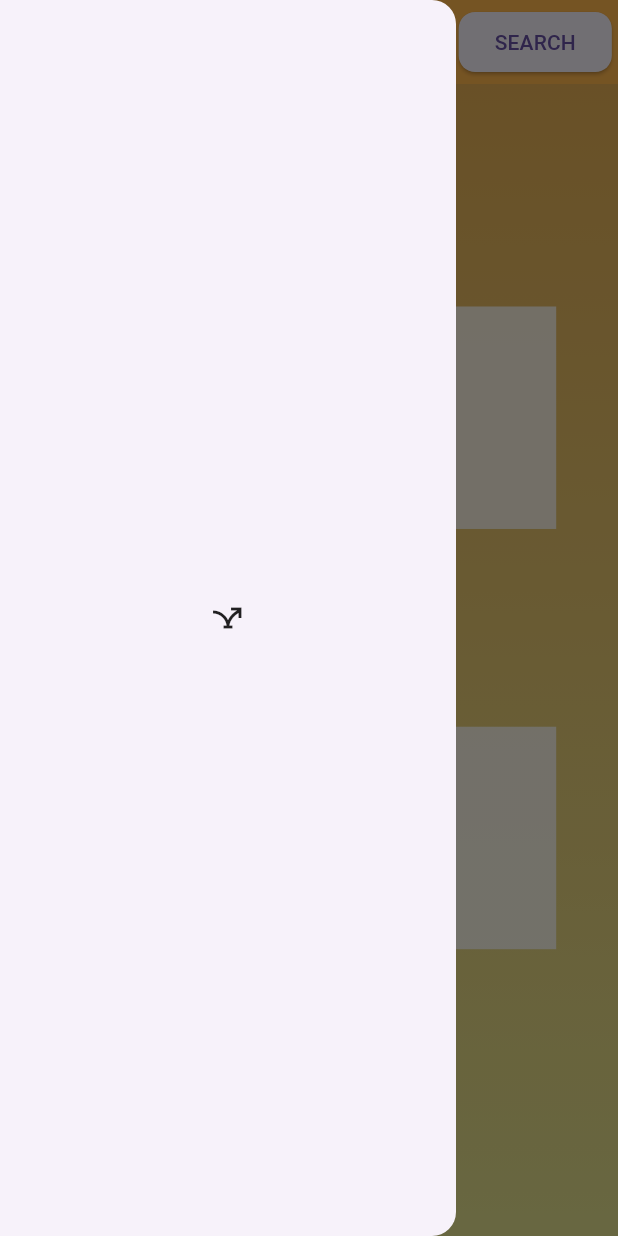
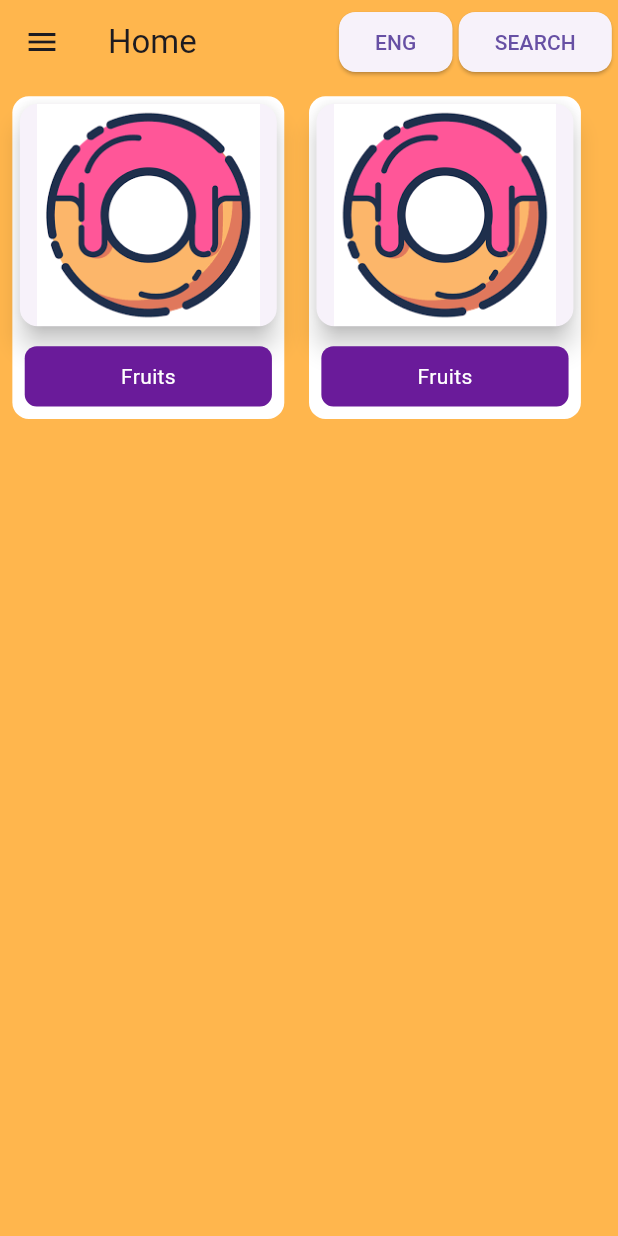
Before and after one commit to shayansaeed123/picture_dictionary, a Flutter app: the HomePage screen opened directly, in the side drawer, after a tap on the "menu" icon, on a phone screen of 412 x 824 dp. Run offline on Flutter 3.47's test engine with Material 3 defaults, Android fonts, the phone set to English and light mode, and no system bars; our stand-ins replace device_preview.

Commit message:
home
home

```diff
--- a/lib/main.dart
+++ b/lib/main.dart
@@ -4,11 +4,11 @@ import 'package:picture_dictionary/splash.dart';
 
 void main() {
   runApp(
-    // DevicePreview(
-    // enabled: true,
-    // builder: (context) =>
+    DevicePreview(
+    enabled: true,
+    builder: (context) =>
     MyApp(), // Wrap your app
-  // ),
+  ),
   );
 }
 
--- a/lib/view/dashboard/home.dart
+++ b/lib/view/dashboard/home.dart
@@ -1,7 +1,10 @@
 
 
+import 'package:flutter/cupertino.dart';
 import 'package:flutter/material.dart';
+import 'package:flutter/widgets.dart';
 import 'package:picture_dictionary/res/reusablehomebtn.dart';
+import 'package:picture_dictionary/widget/sidebar.dart';
 
 class HomePage extends StatefulWidget {
   const HomePage({super.key});
@@ -11,17 +14,19 @@ class HomePage extends StatefulWidget {
 }
 
 class _HomePageState extends State<HomePage> {
+  final GlobalKey<ScaffoldState> _scaffoldKey = GlobalKey<ScaffoldState>();
   @override
   Widget build(BuildContext context) {
     return Scaffold(
-
+      key: _scaffoldKey,
+      backgroundColor: Color(0xFFffb64d),
       appBar: AppBar(
         backgroundColor: Color(0xFFffb64d),
         title: Text('Home'),
         leading: IconButton(
           icon: Icon(Icons.menu),
           onPressed: () {
-            Scaffold.of(context).openDrawer();
+            _scaffoldKey.currentState!.openDrawer();
           },
         ),
         automaticallyImplyLeading: false,
@@ -32,95 +37,151 @@ class _HomePageState extends State<HomePage> {
           SizedBox(width: MediaQuery.of(context).size.width * .01,),
         ],
         ),
-        drawer: Drawer(child: Icon(Icons.airline_stops_outlined)),
-      body: Container(
-        decoration: BoxDecoration(
-            gradient: LinearGradient(
-              begin: Alignment.topCenter,
-              end: Alignment.bottomCenter,
-              colors: [
-                // eb8815 f5d12d
-                Color(0xFFe5af55),
-                Color(0xFFe3e18e),
-              ],
-            ),
-          ),
-        child: Stack(
+        drawer: SideBar(),
+      body: Row(
         children: [
-          // Background image
-          // Positioned.fill(
-          //   child: Image.asset(
-          //     'assets/splash.png',
-          //     fit: BoxFit.cover,
-          //   ),
-          // ),
-          // Content
-          Positioned(
-            top: MediaQuery.of(context).size.height * 0.18,
-            left: MediaQuery.of(context).size.width * 0.1,
-            right: MediaQuery.of(context).size.width * 0.1,
-            child: Container(
-              height: MediaQuery.of(context).size.height * 0.18,
-              color: Colors.white.withOpacity(0.8),
-              padding: EdgeInsets.all(16.0),
+          Padding(
+            padding:  EdgeInsets.all(MediaQuery.of(context).size.height * .01),
+            child:
+            Container(
+              width: MediaQuery.of(context).size.width * .44,
+              height: MediaQuery.of(context).size.height * .261,
+              decoration: BoxDecoration(color: Colors.white,borderRadius: BorderRadius.circular(11),),
               child: Column(
-                crossAxisAlignment: CrossAxisAlignment.center,
-                mainAxisAlignment: MainAxisAlignment.end,
+                mainAxisAlignment: MainAxisAlignment.spaceBetween,
                 children: [
-                  Text(
-                    'LEARN',
-                    style: TextStyle(color: Color(0xFFb1282e), fontSize: 24.0, fontWeight: FontWeight.bold),
+                  Card(
+                    margin: EdgeInsets.all(5),
+                    child: Image.asset('assets/log.png',height: MediaQuery.of(context).size.height * .18,width: double.infinity,),
+                    elevation: 7,
                   ),
-                  SizedBox(height: 16.0),
-                  // Text(
-                  //   'This is a responsive design example using Stack and Positioned widgets.',
-                  //   style: TextStyle(fontSize: 16.0),
-                  // ),
+                  Expanded(
+                    child: Container(
+                      width: double.infinity,
+                      // height: MediaQuery.of(context).size.height*0.05,
+                      margin: EdgeInsets.all(MediaQuery.of(context).size.height * .01),
+                      // padding: EdgeInsets.all(10),
+                      decoration: BoxDecoration(color: Colors.purple.shade800,borderRadius: BorderRadius.circular(8.0)),
+                      child: Center(child: Text('Fruits',style: TextStyle(color: Colors.white),)),
+
+                    ),
+                  )
                 ],
               ),
             ),
           ),
-          Positioned(
-            top: MediaQuery.of(context).size.height * 0.12,
-            left: MediaQuery.of(context).size.width * 0.1,
-            right: MediaQuery.of(context).size.width * 0.1,
-            child: CircleAvatar(backgroundColor: Colors.cyan,radius: MediaQuery.of(context).size.height * 0.065,child: Icon(Icons.book_outlined,size: 40,),)
-            ),
-            // Content
-          Positioned(
-            top: MediaQuery.of(context).size.height * 0.52,
-            left: MediaQuery.of(context).size.width * 0.1,
-            right: MediaQuery.of(context).size.width * 0.1,
+          Padding(
+            padding: EdgeInsets.all(MediaQuery.of(context).size.height * .01),
             child: Container(
-              height: MediaQuery.of(context).size.height * 0.18,
-              color: Colors.white.withOpacity(0.8),
-              padding: EdgeInsets.all(16.0),
+              width: MediaQuery.of(context).size.width * .44,
+              height: MediaQuery.of(context).size.height * .261,
+              decoration: BoxDecoration(color: Colors.white,borderRadius: BorderRadius.circular(11),),
               child: Column(
-                crossAxisAlignment: CrossAxisAlignment.center,
-                mainAxisAlignment: MainAxisAlignment.end,
+                mainAxisAlignment: MainAxisAlignment.spaceBetween,
                 children: [
-                  Text(
-                    'PLAY GAME',
-                    style: TextStyle(color: Color(0xFFb1282e), fontSize: 24.0, fontWeight: FontWeight.bold),
+                  Card(
+                    margin: EdgeInsets.all(5),
+                    child: Image.asset('assets/log.png',height: MediaQuery.of(context).size.height * .18,width: double.infinity,),
+                    elevation: 7,
                   ),
-                  SizedBox(height: 16.0),
-                  // Text(
-                  //   'This is a responsive design example using Stack and Positioned widgets.',
-                  //   style: TextStyle(fontSize: 16.0),
-                  // ),
+                  Expanded(
+                    child: Container(
+                      width: double.infinity,
+                      // height: MediaQuery.of(context).size.height*0.05,
+                      margin: EdgeInsets.all(MediaQuery.of(context).size.height * .01),
+                      // padding: EdgeInsets.all(MediaQuery.of(context).size.height * .02),
+                      decoration: BoxDecoration(color: Colors.purple.shade800,borderRadius: BorderRadius.circular(8.0)),
+                      child: Center(child: Text('Fruits',style: TextStyle(color: Colors.white),)),
+
+                    ),
+                  )
                 ],
               ),
             ),
           ),
-          Positioned(
-            top: MediaQuery.of(context).size.height * 0.46,
-            left: MediaQuery.of(context).size.width * 0.1,
-            right: MediaQuery.of(context).size.width * 0.1,
-            child: CircleAvatar(backgroundColor: Colors.cyan,radius: MediaQuery.of(context).size.height * 0.065,child: Icon(Icons.gamepad_outlined,size: 40,),)
-          )
+
         ],
-      ),
       )
+      // Container(
+      //   decoration: BoxDecoration(
+      //       gradient: LinearGradient(
+      //         begin: Alignment.topCenter,
+      //         end: Alignment.bottomCenter,
+      //         colors: [
+      //           // eb8815 f5d12d
+      //           Color(0xFFe5af55),
+      //           Color(0xFFe3e18e),
+      //         ],
+      //       ),
+      //     ),
+      //   child: Stack(
+      //   children: [
+      //     // Background image
+      //     // Positioned.fill(
+      //     //   child: Image.asset(
+      //     //     'assets/splash.png',
+      //     //     fit: BoxFit.cover,
+      //     //   ),
+      //     // ),
+      //     // Content
+      //     Positioned(
+      //       top: MediaQuery.of(context).size.height * 0.18,
+      //       left: MediaQuery.of(context).size.width * 0.1,
+      //       right: MediaQuery.of(context).size.width * 0.1,
+      //       child: Container(
+      //         height: MediaQuery.of(context).size.height * 0.18,
+      //         color: Colors.white.withOpacity(0.8),
+      //         padding: EdgeInsets.all(16.0),
+      //         child: Column(
+      //           crossAxisAlignment: CrossAxisAlignment.center,
+      //           mainAxisAlignment: MainAxisAlignment.end,
+      //           children: [
+      //             Text(
+      //               'LEARN',
+      //               style: TextStyle(color: Color(0xFFb1282e), fontSize: 24.0, fontWeight: FontWeight.bold),
+      //             ),
+      //             SizedBox(height: 16.0),
+      //           ],
+      //         ),
+      //       ),
+      //     ),
+      //     Positioned(
+      //       top: MediaQuery.of(context).size.height * 0.12,
+      //       left: MediaQuery.of(context).size.width * 0.1,
+      //       right: MediaQuery.of(context).size.width * 0.1,
+      //       child: CircleAvatar(backgroundColor: Colors.cyan,radius: MediaQuery.of(context).size.height * 0.065,child: Icon(Icons.book_outlined,size: 40,),)
+      //       ),
+      //       // Content
+      //     Positioned(
+      //       top: MediaQuery.of(context).size.height * 0.52,
+      //       left: MediaQuery.of(context).size.width * 0.1,
+      //       right: MediaQuery.of(context).size.width * 0.1,
+      //       child: Container(
+      //         height: MediaQuery.of(context).size.height * 0.18,
+      //         color: Colors.white.withOpacity(0.8),
+      //         padding: EdgeInsets.all(16.0),
+      //         child: Column(
+      //           crossAxisAlignment: CrossAxisAlignment.center,
+      //           mainAxisAlignment: MainAxisAlignment.end,
+      //           children: [
+      //             Text(
+      //               'PLAY GAME',
+      //               style: TextStyle(color: Color(0xFFb1282e), fontSize: 24.0, fontWeight: FontWeight.bold),
+      //             ),
+      //             SizedBox(height: 16.0),
+      //           ],
+      //         ),
+      //       ),
+      //     ),
+      //     Positioned(
+      //       top: MediaQuery.of(context).size.height * 0.46,
+      //       left: MediaQuery.of(context).size.width * 0.1,
+      //       right: MediaQuery.of(context).size.width * 0.1,
+      //       child: CircleAvatar(backgroundColor: Colors.cyan,radius: MediaQuery.of(context).size.height * 0.065,child: Icon(Icons.gamepad_outlined,size: 40,),)
+      //     )
+      //   ],
+      // ),
+      // )
     );
   }
 }
--- /dev/null
+++ b/lib/widget/sidebar.dart
@@ -0,0 +1,58 @@
+
+
+import 'package:flutter/material.dart';
+
+
+class SideBar extends StatefulWidget {
+  const SideBar({super.key});
+
+  @override
+  State<SideBar> createState() => _SideBarState();
+}
+
+class _SideBarState extends State<SideBar> {
+  List<String> categories = [];
+
+  @override
+  void initState() {
+    super.initState();
+    // fetchData();
+  }
+
+  // Future<void> fetchData() async {
+  //   // Replace 'YOUR_API_ENDPOINT' with your actual API endpoint
+  //   String apiUrl = 'YOUR_API_ENDPOINT';
+  //   final response = await http.get(Uri.parse(apiUrl));
+
+  //   if (response.statusCode == 200) {
+  //     List<dynamic> data = json.decode(response.body);
+  //     setState(() {
+  //       categories = data.map((item) => item['name'].toString()).toList();
+  //     });
+  //   } else {
+  //     // Handle API error
+  //   }
+  // }
+
+
+  @override
+  Widget build(BuildContext context) {
+    return Drawer(
+      child: ListView.builder(
+        itemCount: 10,
+        // categories.length,
+        itemBuilder: (context, index) {
+          return ListTile(
+            title: Text(index.toString()),
+            onTap: () {
+              // Call the callback function with the selected category
+              // onCategorySelected('Category $index');
+              // Close the drawer after selecting a category
+              Navigator.pop(context);
+            },
+          );
+        },
+      ),
+    );
+  }
+}
```
